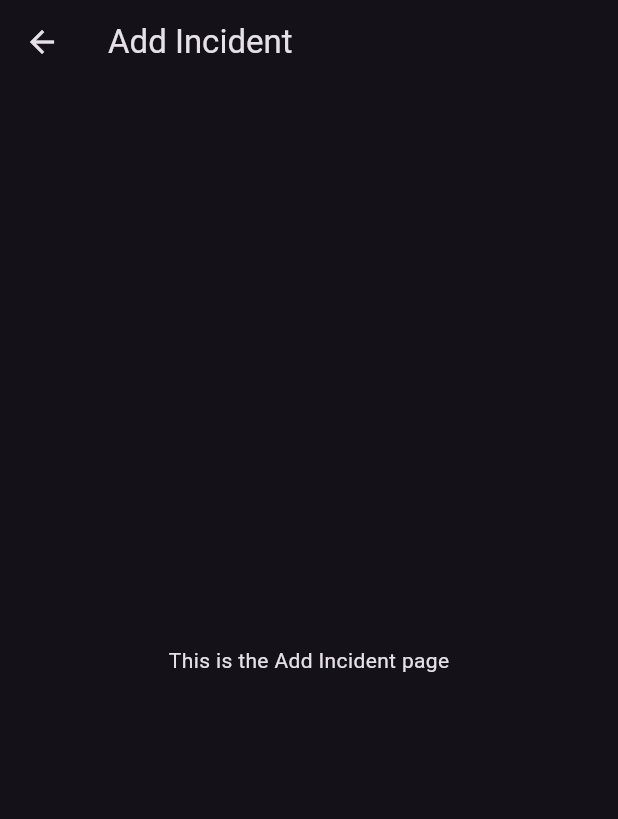
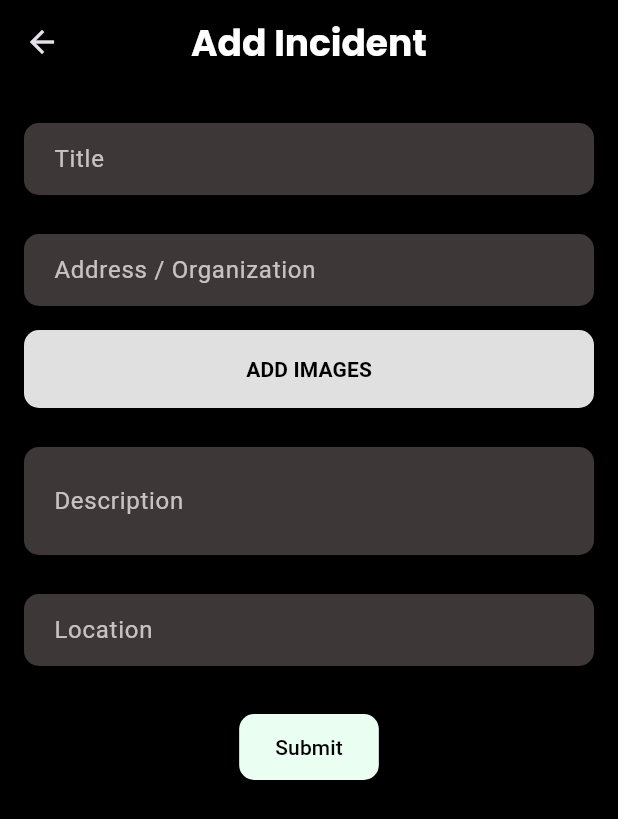
Before and after one commit to KavishkaSashmitha/civic_1, a Flutter app: the screen it shows after launch, item 2 of the bottom bar chosen, after a tap on "LIVE", on a phone screen of 412 x 824 dp. Shown: the top 819 px of the screen. Run offline on Flutter 3.47's test engine with Material 3 defaults, Android fonts, the phone set to English and light mode, and no system bars; our stand-ins replace google_fonts, google_maps_flutter, toggle_switch; network calls fail.

Commit message:
add incident

```diff
--- a/lib/components/pulsating_live_button.dart
+++ b/lib/components/pulsating_live_button.dart
@@ -1,3 +1,4 @@
+import 'package:civic_1/screens/Add_Incident_page.dart';
 import 'package:flutter/material.dart';
 
 class PulsatingLiveButton extends StatefulWidget {
@@ -40,7 +41,7 @@ class _PulsatingLiveButtonState extends State<PulsatingLiveButton>
         onPressed: () {
           Navigator.push(
             context,
-            MaterialPageRoute(builder: (context) => AddIncidentPage()),
+            MaterialPageRoute(builder: (context) => AddIncidentScreen()),
           );
         },
         backgroundColor: Colors.red,
--- /dev/null
+++ b/lib/screens/Add_Incident_page.dart
@@ -0,0 +1,159 @@
+import 'package:flutter/material.dart';
+import 'package:google_fonts/google_fonts.dart';
+
+class AddIncidentScreen extends StatefulWidget {
+  const AddIncidentScreen({super.key});
+
+  @override
+  // ignore: library_private_types_in_public_api
+  _AddIncidentScreenState createState() => _AddIncidentScreenState();
+}
+
+class _AddIncidentScreenState extends State<AddIncidentScreen> {
+  final TextEditingController _titleController = TextEditingController();
+  final TextEditingController _addressController = TextEditingController();
+  final TextEditingController _descriptionController = TextEditingController();
+  final TextEditingController _locationController = TextEditingController();
+
+  @override
+  void dispose() {
+    _titleController.dispose();
+    _addressController.dispose();
+    _descriptionController.dispose();
+    _locationController.dispose();
+    super.dispose();
+  }
+
+  @override
+  Widget build(BuildContext context) {
+    return Scaffold(
+      appBar: AppBar(
+        title: Text(
+          'Add Incident',
+          style: GoogleFonts.poppins(
+            fontSize: 24,
+            color: Colors.white,
+            fontWeight: FontWeight.bold,
+          ),
+        ),
+        centerTitle: true,
+        backgroundColor: Colors.black,
+      ),
+      body: Padding(
+        padding: EdgeInsets.all(16.0),
+        child: SingleChildScrollView(
+          child: Column(
+            crossAxisAlignment: CrossAxisAlignment.start,
+            children: [
+              _buildTextField(
+                controller: _titleController,
+                labelText: 'Title',
+              ),
+              SizedBox(height: 16.0),
+              _buildTextField(
+                controller: _addressController,
+                labelText: 'Address / Organization',
+              ),
+              SizedBox(height: 16.0),
+              _buildAddImagesButton(),
+              SizedBox(height: 16.0),
+              _buildTextField(
+                controller: _descriptionController,
+                labelText: 'Description',
+                maxLines: 3,
+              ),
+              SizedBox(height: 16.0),
+              _buildTextField(
+                controller: _locationController,
+                labelText: 'Location',
+              ),
+              SizedBox(height: 30.0),
+              Center(
+                child: ElevatedButton(
+                  onPressed: _handleSubmit,
+                  child: Text('Submit'),
+                  style: ElevatedButton.styleFrom(
+                    foregroundColor: Colors.black,
+                    backgroundColor: Color(0xFFEAFEF1),
+                    padding:
+                        EdgeInsets.symmetric(horizontal: 24.0, vertical: 12.0),
+                    shape: RoundedRectangleBorder(
+                      borderRadius: BorderRadius.circular(10.0),
+                    ),
+                  ),
+                ),
+              ),
+            ],
+          ),
+        ),
+      ),
+      backgroundColor: Colors.black,
+    );
+  }
+
+  Widget _buildTextField({
+    required TextEditingController controller,
+    required String labelText,
+    int maxLines = 1,
+    EdgeInsetsGeometry padding = const EdgeInsets.symmetric(horizontal: 16.0),
+  }) {
+    return Padding(
+      padding: const EdgeInsets.only(top: 10),
+      child: Container(
+        decoration: BoxDecoration(
+          color: Color.fromARGB(115, 138, 123, 123),
+          borderRadius: BorderRadius.circular(10.0),
+        ),
+        child: TextField(
+          controller: controller,
+          decoration: InputDecoration(
+            labelText: labelText,
+            labelStyle: TextStyle(color: Colors.white70),
+            border: OutlineInputBorder(
+              borderRadius: BorderRadius.circular(10.0),
+              borderSide: BorderSide.none,
+            ),
+            contentPadding: padding,
+          ),
+          style: TextStyle(color: Colors.white),
+          maxLines: maxLines,
+        ),
+      ),
+    );
+  }
+
+  Widget _buildAddImagesButton() {
+    return Container(
+      width: double.infinity,
+      child: ElevatedButton(
+        onPressed: () {
+          // Action for Add Images button
+        },
+        style: ElevatedButton.styleFrom(
+          backgroundColor: Colors.grey[300],
+          padding: EdgeInsets.symmetric(vertical: 16.0),
+          shape: RoundedRectangleBorder(
+            borderRadius: BorderRadius.circular(10.0),
+          ),
+        ),
+        child: Text(
+          'ADD IMAGES',
+          style: TextStyle(color: Colors.black, fontWeight: FontWeight.bold),
+        ),
+      ),
+    );
+  }
+
+  void _handleSubmit() {
+    if (_titleController.text.isEmpty ||
+        _addressController.text.isEmpty ||
+        _descriptionController.text.isEmpty ||
+        _locationController.text.isEmpty) {
+      ScaffoldMessenger.of(context).showSnackBar(
+        SnackBar(content: Text('Please fill in all fields.')),
+      );
+      return;
+    }
+    // Handle form submission logic here
+  }
+}
```
